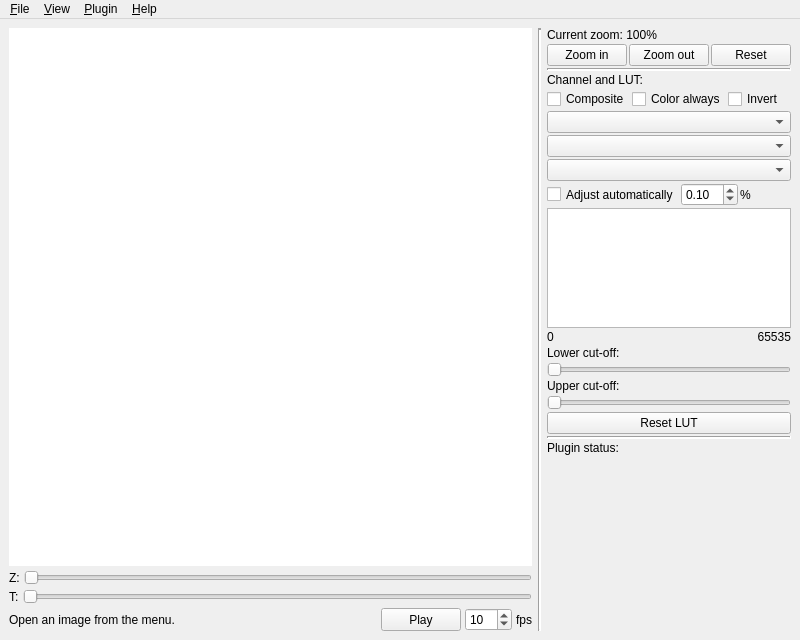
The window that ui/mainwindow.ui (takushim/momotrack) describes before a commit, drawn with Qt 5.
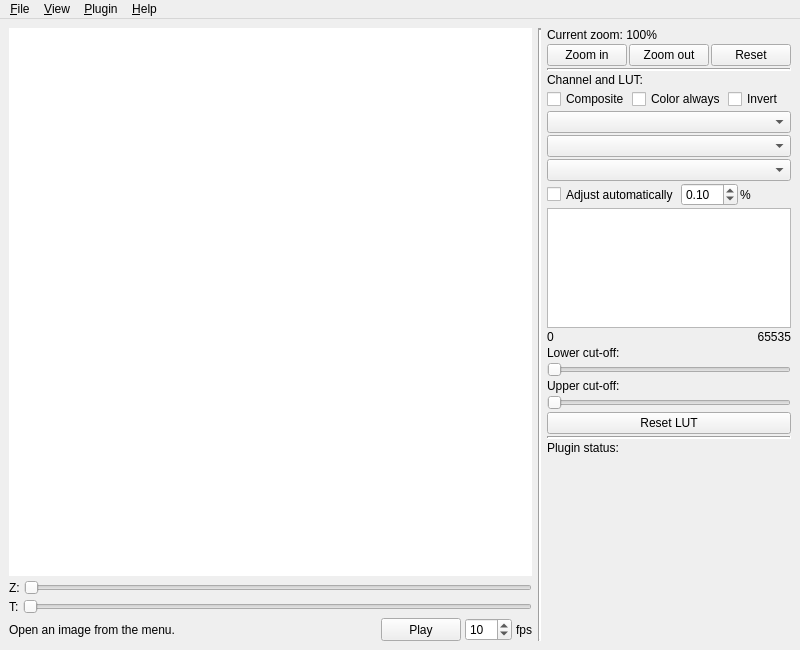
The same window after the commit.

Commit message: Implemented mouse drag

Diff of the .ui file:
```diff
--- a/ui/mainwindow.ui
+++ b/ui/mainwindow.ui
@@ -7,7 +7,7 @@
     <x>0</x>
     <y>0</y>
     <width>800</width>
-    <height>640</height>
+    <height>650</height>
    </rect>
   </property>
   <property name="sizePolicy">
@@ -57,6 +57,12 @@
         </property>
         <item>
          <widget class="QGraphicsView" name="gview_image">
+          <property name="sizePolicy">
+           <sizepolicy hsizetype="Expanding" vsizetype="Expanding">
+            <horstretch>0</horstretch>
+            <verstretch>0</verstretch>
+           </sizepolicy>
+          </property>
           <property name="minimumSize">
            <size>
             <width>512</width>
```
Left out of the diff: 12 changed lines with no effect on the pictures. The commit also changes 2 other files.
